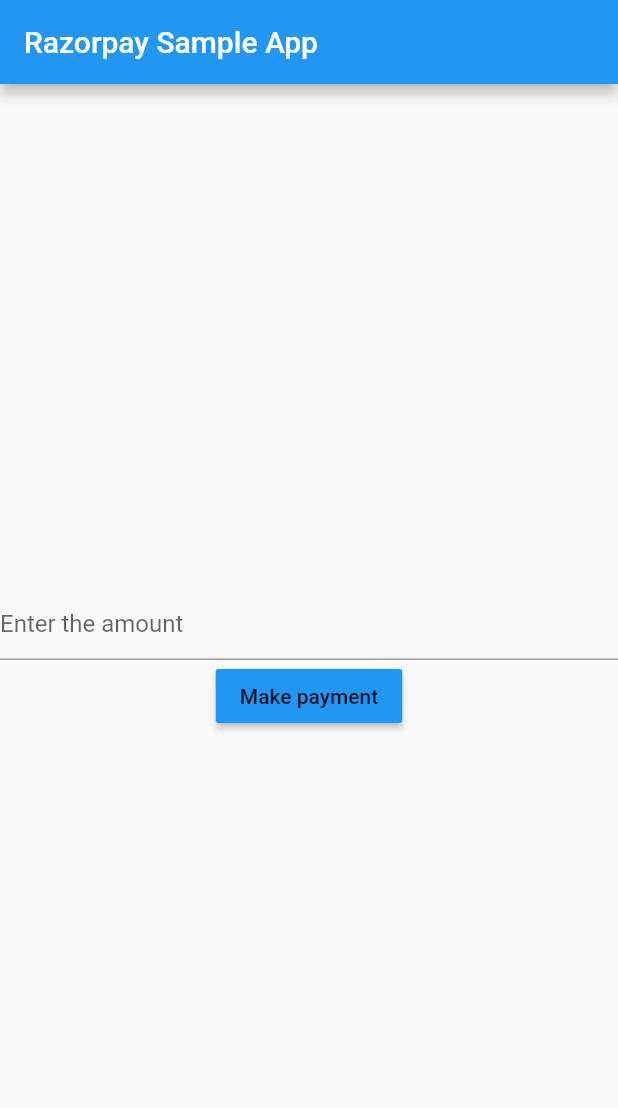
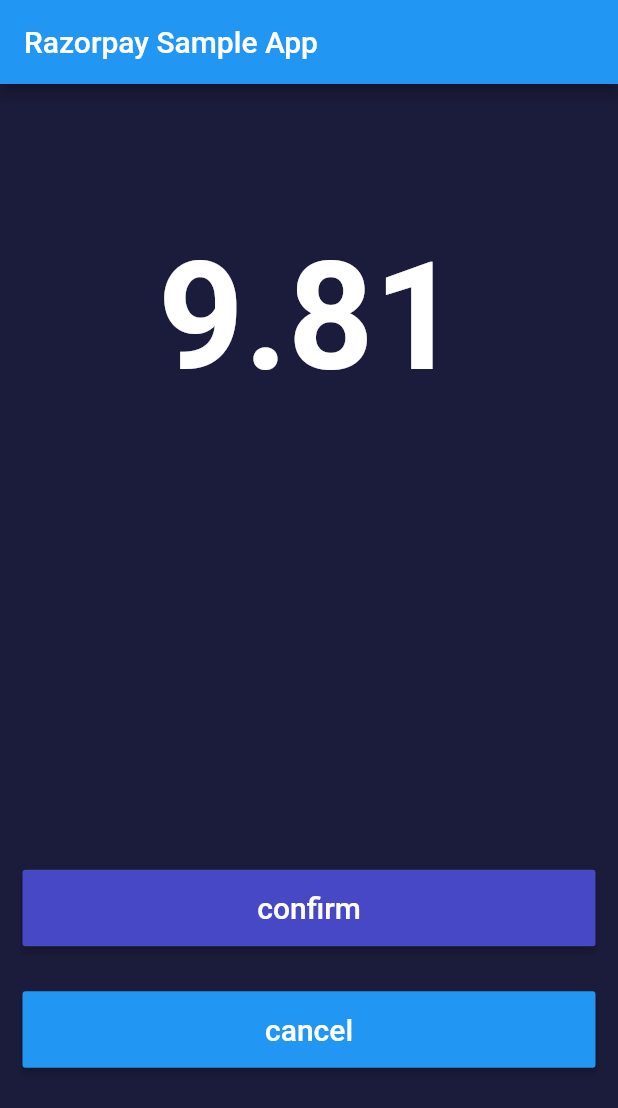
Before and after one commit to jyothir10/bus_locator, a Flutter app: the screen it shows after launch, on a phone screen of 412 x 824 dp. Shown: the top 1108 px of the screen. Run offline on Flutter 3.47's test engine with Material 2 defaults, Android fonts, the phone set to English and light mode, and no system bars; our stand-ins replace bloc, cloud_firestore, connectivity, dots_indicator, equatable, firebase_auth and 13 more; missing offline and left inert: flutter_facebook_login, razorpay_flutter; accounts and stored records are empty; project files that could hold a hidden picture were left out.

Commit message:
payment conformation screen

```diff
--- a/lib/screens/PaymentConformationScreen.dart
+++ b/lib/screens/PaymentConformationScreen.dart
@@ -1,9 +1,9 @@
 import 'package:flutter/cupertino.dart';
 import 'package:flutter/material.dart';
 import 'package:flutter/services.dart';
-
+import 'TicketDetailsScreen.dart';
 import 'package:razorpay_flutter/razorpay_flutter.dart';
-
+import 'package:bus_locator/Components/Constants.dart';
 import 'package:fluttertoast/fluttertoast.dart';
 
 class PaymentConformation extends StatefulWidget {
@@ -17,7 +17,7 @@
   TextEditingController _controller;
 
   Razorpay _razorpay;
-  int totalAmount;
+  double totalAmount = amount;
 
   @override
   Widget build(BuildContext context) {
@@ -26,30 +26,72 @@
         appBar: AppBar(
           title: const Text('Razorpay Sample App'),
         ),
-        body: Center(
+        body: Container(
+          color: kPageBackgroundColor,
+          child: Center(
             child: Column(
-            mainAxisAlignment: MainAxisAlignment.center,
+              mainAxisAlignment: MainAxisAlignment.spaceEvenly,
               children: <Widget>[
                 LimitedBox(
                   maxWidth: 100,
-                  child: TextField(
-                    keyboardType: TextInputType.number,
-                    decoration: InputDecoration(
-                      hintText: 'Enter the amount',
+                  child: Text(
+                    totalAmount.toString(),
+                    style: TextStyle(
+                        fontSize: 100,
+                        fontWeight: FontWeight.bold,
+                        color: Colors.white),
                   ),
-                    controller: _controller,
-                    onChanged: (value) {
-                      setState(() {
-                        totalAmount = num.parse(value);
-                      });
+                ),
+                SizedBox(
+                  height: 100,
+                ),
+                Column(
+                  crossAxisAlignment: CrossAxisAlignment.stretch,
+                  children: <Widget>[
+                    Padding(
+                      padding: const EdgeInsets.all(15.0),
+                      child: RaisedButton(
+                        onPressed: openCheckout,
+                        child: Padding(
+                          padding: const EdgeInsets.symmetric(
+                              vertical: 12.0, horizontal: 35),
+                          child: Text(
+                            'confirm',
+                            style: TextStyle(color: Colors.white, fontSize: 20),
+                          ),
+                        ),
+                        color: kBottomBarActiveIconColor,
+                        disabledColor: Colors.grey,
+                        disabledTextColor: Colors.black,
+                        padding: EdgeInsets.all(2.0),
+                        splashColor: Colors.blueAccent,
+                      ),
+                    ),
+                    Padding(
+                      padding: const EdgeInsets.all(15.0),
+                      child: RaisedButton(
+                        onPressed: () {
+                          Navigator.pop(context);
                         },
-                  )),
-              RaisedButton(
-                onPressed: openCheckout,
-                child: Text('Make payment'),
+                        child: Padding(
+                          padding: const EdgeInsets.symmetric(
+                              vertical: 12.0, horizontal: 35),
+                          child: Text(
+                            'cancel',
+                            style: TextStyle(color: Colors.white, fontSize: 20),
+                          ),
+                        ),
                         color: Colors.blue,
-              )
+                        disabledColor: Colors.grey,
+                        disabledTextColor: Colors.black,
+                        padding: EdgeInsets.all(2.0),
+                        splashColor: Colors.blueAccent,
+                      ),
+                    ),
                   ],
+                ),
+              ],
+            ),
           ),
         ),
       ),
--- a/lib/screens/TicketDetailsScreen.dart
+++ b/lib/screens/TicketDetailsScreen.dart
@@ -11,6 +11,7 @@
 
 final _firestore = Firestore.instance;
 FirebaseUser loggedInUser;
+var amount = 9.81;
 
 class TicketDetails extends StatefulWidget {
   static String id = 'Ticket_Details_Screen';
@@ -229,7 +230,7 @@
                           ),
                         ),
                         Text(
-                          '10.00',
+                          amount.toString(),
                           style: TextStyle(
                             fontWeight: FontWeight.bold,
                             fontSize: 20,
@@ -247,7 +248,7 @@
                       decoration: BoxDecoration(
                           borderRadius: BorderRadius.circular(12)),
                       child: FlatButton(
-                        child: Text("Next"),
+                        child: Text("Make payment"),
                         color: HexColor("#693abd"),
                         textColor: Colors.white,
                         disabledColor: Colors.grey,
```
Lines whose indentation alone changed are shown as unchanged.
